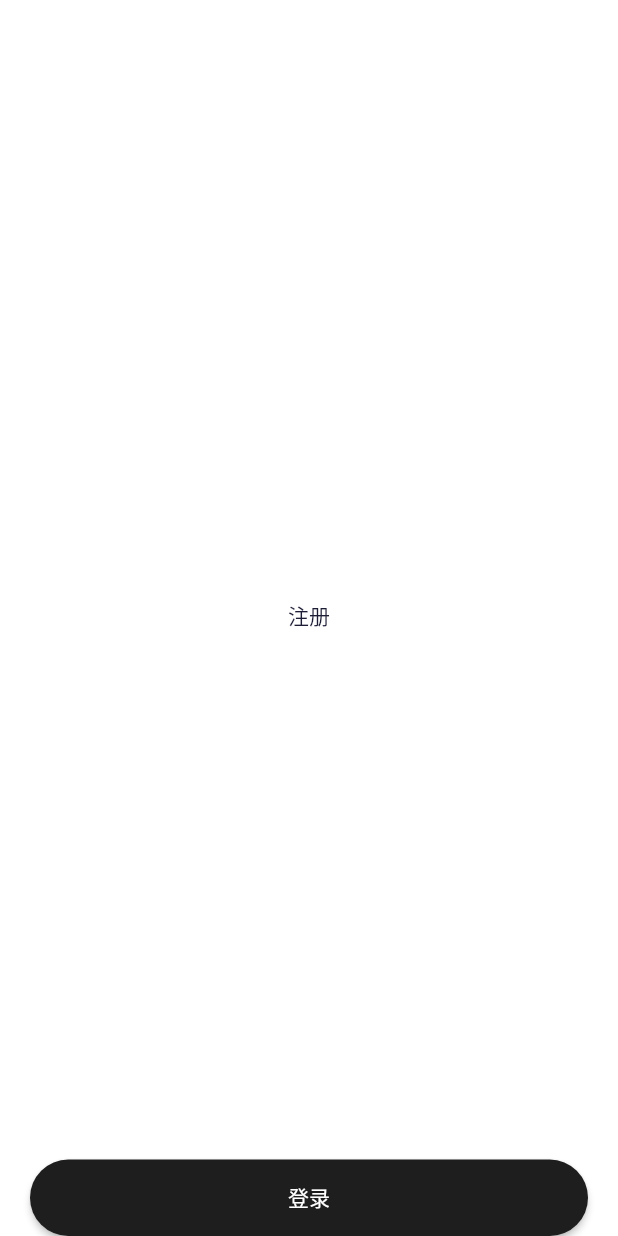
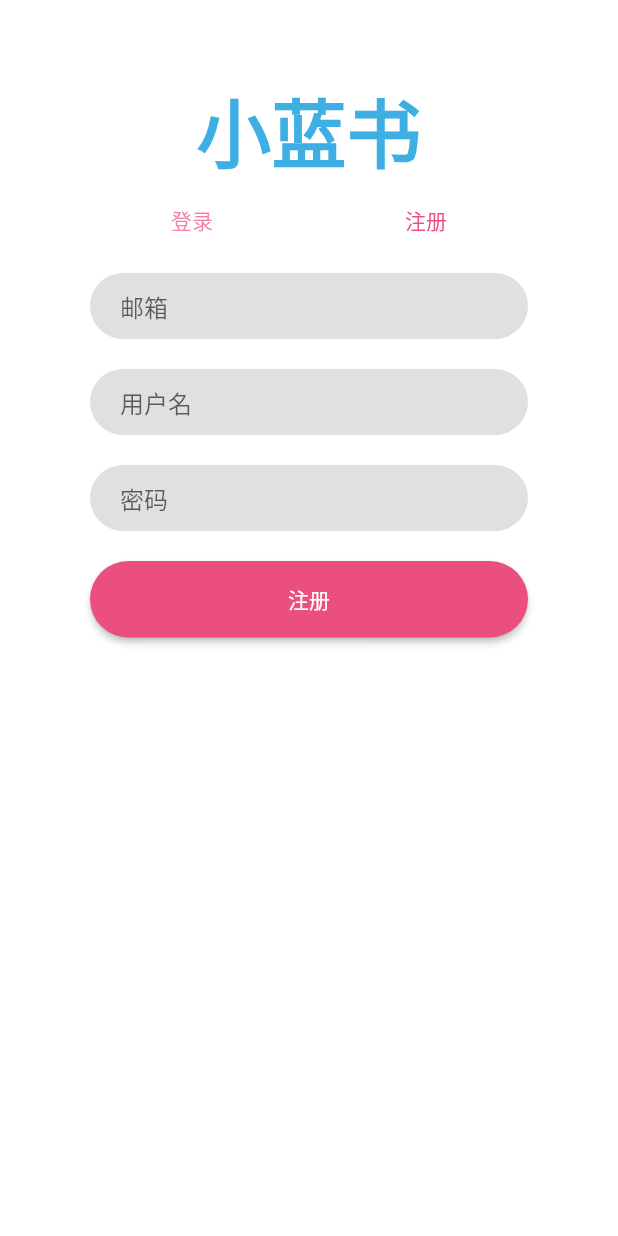
Before and after one commit to footsiecn/footsie_pink, a Flutter app: the screen it shows after launch, tab 2 chosen, on a phone screen of 412 x 824 dp. Run offline on Flutter 3.47's test engine with Material 2 defaults, Android fonts, the phone set to English and light mode, and no system bars; our stand-ins replace cached_network_image, fluttertoast, google_fonts, shared_preferences.

Commit message:
日常提交

```diff
--- a/lib/constants.dart
+++ b/lib/constants.dart
@@ -1,7 +1,7 @@
 import 'package:flutter/material.dart';
 import 'package:shared_preferences/shared_preferences.dart';
-const kPrimaryColor = Color.fromARGB(255, 30, 30, 30);
-const kSecondaryColor = Color.fromARGB(255, 57, 57, 57);
+const kPrimaryColor = Color.fromARGB(255, 62, 175, 226);
+const kSecondaryColor = Color.fromARGB(255, 235, 79, 126);
 const kContentColorLightTheme = Color(0xFF1D1D35);
 const kContentColorDarkTheme = Color(0xFFF5FCF9);
 const KSuccessColor = Color.fromARGB(255, 20, 237, 129);
@@ -18,5 +18,7 @@ class Instances {
 
   }
 
-  static clear() {}
+  static clear() {
+
+  }
 }
--- a/lib/screens/login/login.dart
+++ b/lib/screens/login/login.dart
@@ -85,15 +85,53 @@ class LoginState extends State<Login> with SingleTickerProviderStateMixin {
     );
   }
 
+    Widget emailInput() {
+    return inputTextField(
+      TextInputType.text,
+      decoration: const InputDecoration.collapsed(
+        hintText: "邮箱",
+      ),
+      onChanged: (value) {
+        setState(() {
+          email = value;
+        });
+      },
+    );
+  }
+
   Widget buildLogin() {
     return Column(
-      children: [usernameInput(), passwordInput()],
+      children: [
+        usernameInput(),
+        passwordInput(),
+        Padding(
+          padding: EdgeInsets.all(10),
+          child: PrimaryButton(
+              text: "登录",
+              press: () {
+                _login(context);
+              }),
+        )
+      ],
     );
   }
 
   Widget buildRegister() {
-    return const Center(
-      child: Text("注册"),
+    return Column(
+      children: [
+        emailInput(),
+        usernameInput(),
+        passwordInput(),
+        Padding(
+          padding: EdgeInsets.all(10),
+          child: PrimaryButton(
+              text: "注册",
+              color: kSecondaryColor,
+              press: () {
+                _register(context);
+              }),
+        )
+      ],
     );
   }
 
@@ -114,15 +152,34 @@ class LoginState extends State<Login> with SingleTickerProviderStateMixin {
     }
   }
 
+    _register (context) async {
+    final res = jsonDecode((await register({'name': name, 'pwd': pwd, 'email': email})).data);
+
+    if (res['code'] != 200) {
+      showErrorSnackBar(res['msg']);
+    } else {
+      showErrorSnackBar(res['msg']);
+
+    }
+  }
+
   @override
   Widget build(BuildContext context) {
     return Scaffold(
       body: SafeArea(
         child: Padding(
-          padding: const EdgeInsets.symmetric(horizontal: kDefaultPadding),
+          padding: const EdgeInsets.all(50),
           child: Column(
             children: [
+              Text(
+                "小蓝书",
+                style: TextStyle(
+                    fontSize: 50,
+                    color: kPrimaryColor,
+                    fontWeight: FontWeight.bold),
+              ),
               TabBar(
+                labelColor: kSecondaryColor,
                 indicator: const BoxDecoration(),
                 tabs: const [
                   Tab(
@@ -138,11 +195,6 @@ class LoginState extends State<Login> with SingleTickerProviderStateMixin {
                   controller: _tabController,
                 ),
               ),
-              PrimaryButton(
-                  text: "登录",
-                  press: () {
-                    _login(context);
-                  })
             ],
           ),
         ),
--- a/lib/theme.dart
+++ b/lib/theme.dart
@@ -9,7 +9,7 @@ import 'package:google_fonts/google_fonts.dart';
 ThemeData lightThemeData(BuildContext context) {
   return ThemeData.light().copyWith(
     primaryColor: kPrimaryColor,
-
+    // useMaterial3: true,
     scaffoldBackgroundColor: Colors.white,
     appBarTheme: appBarTheme,
     iconTheme: IconThemeData(color: kContentColorLightTheme),
```
Also changed, not shown: lib/screens/chats/chats_screen.dart (+9 -5 lines).
